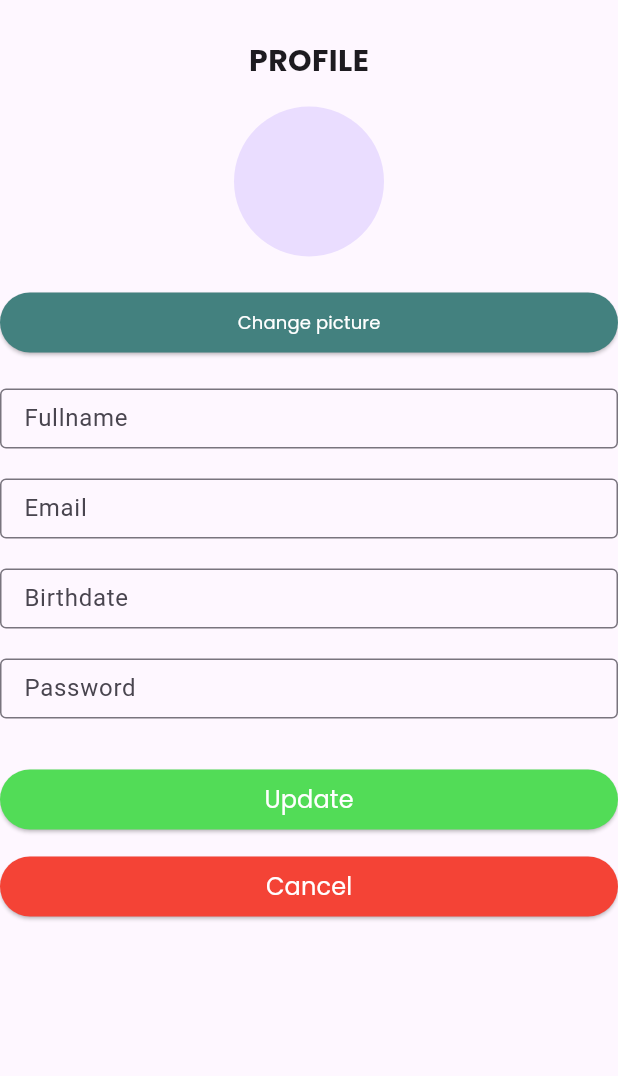
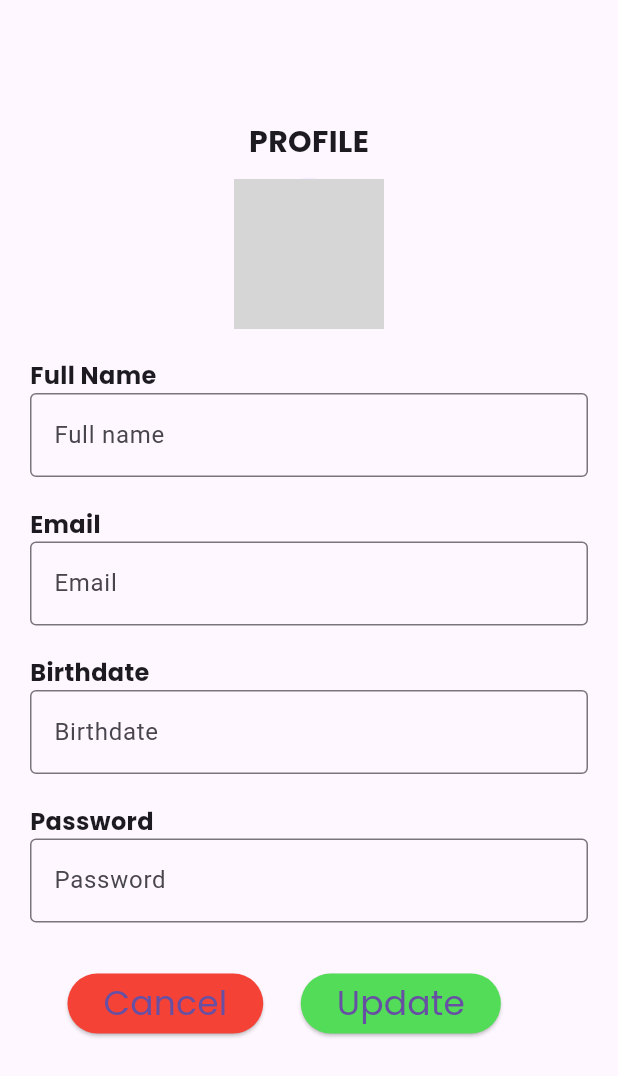
Before and after one commit to ashensn0w/SLAM-Up, a Flutter app: the ProfilePage screen opened directly, after a tap on "Edit Profile", on a phone screen of 412 x 824 dp. Shown: the top 1076 px of the screen. Run offline on Flutter 3.47's test engine with Material 3 defaults, Android fonts, the phone set to English and light mode, and no system bars; our stand-ins replace pie_chart, table_calendar; network calls fail; statements that could not run were skipped; grey boxes are pictures that could not be loaded.

Commit message:
Update profile_page.dart

```diff
--- a/lib/screens/profile_page.dart
+++ b/lib/screens/profile_page.dart
@@ -1,5 +1,3 @@
-// ignore_for_file: prefer_const_literals_to_create_immutables, prefer_const_constructors
-
 import 'package:flutter/material.dart';
 
 class ProfilePage extends StatelessWidget {
@@ -8,7 +6,6 @@ class ProfilePage extends StatelessWidget {
   @override
   Widget build(BuildContext context) {
     return Scaffold(
-
       /*appBar: AppBar(
         title: Text('Profile'),
         actions: [
@@ -18,17 +15,168 @@ class ProfilePage extends StatelessWidget {
           ),
         ],
       ),*/
-
       body: ListView(
         children: [
           SizedBox(
-            height: 60,
-          ),
-          Padding(
-            padding: const EdgeInsets.all(0.0),
+            height: 350,
+            child: ColoredBox(
+              color: Color(0xFF43817F), // Change to your desired color
+
               child: Column(
                 crossAxisAlignment: CrossAxisAlignment.center,
                 children: [
+                  Padding(
+                    padding: EdgeInsets.only(top: 100, bottom: 20),
+                    child: Text('PROFILE',
+                        style: TextStyle(
+                          fontFamily: 'Poppins',
+                          fontWeight: FontWeight.bold,
+                          fontSize: 20,
+                          color: Colors.white,
+                        )),
+                  ),
+                  CircleAvatar(
+                    radius: 50,
+                    backgroundColor: Colors.white,
+                    //backgroundImage:
+                    //AssetImage('assets/images/clothing_icon.png'),
+                  ),
+                  const SizedBox(
+                    height: 20,
+                  ),
+                  Padding(
+                    padding: const EdgeInsets.symmetric(horizontal: 110),
+                    child: ElevatedButton(
+                      onPressed: () {
+                        Navigator.push(
+                          context,
+                          MaterialPageRoute(
+                              builder: (context) => EditProfile()),
+                        );
+                      },
+                      style: ElevatedButton.styleFrom(
+                        primary: Color(0xff153836),
+                        shape: RoundedRectangleBorder(
+                          borderRadius: BorderRadius.circular(10.0),
+                        ),
+                      ),
+                      child: Padding(
+                        padding: const EdgeInsets.all(5.0),
+                        child: Text('Edit Profile',
+                            style: TextStyle(
+                              fontFamily: 'Poppins',
+                              fontSize: 16,
+                              fontWeight: FontWeight.normal,
+                            )),
+                      ),
+                    ),
+                  ),
+                ],
+              ),
+            ),
+          ),
+          const SizedBox(
+            height: 50,
+          ),
+          SizedBox(
+            child: ColoredBox(
+              color: Color(0xffe8e4af), // Change to your desired color
+
+              child: Padding(
+                padding: const EdgeInsets.symmetric(horizontal: 16),
+                child: Text('PERSONAL INFORMATION',
+                    style: TextStyle(
+                      fontFamily: 'Poppins',
+                      fontWeight: FontWeight.bold,
+                      fontSize: 18,
+                    )),
+              ),
+            ),
+          ),
+          Padding(
+            padding: const EdgeInsets.all(16.0),
+            child: Column(
+              crossAxisAlignment: CrossAxisAlignment.start,
+              children: [
+                Text('Name',
+                    style: TextStyle(
+                      fontFamily: 'Poppins',
+                      fontWeight: FontWeight.bold,
+                      fontSize: 20,
+                    )),
+                const SizedBox(height: 4.0),
+                Text('example@email.com',
+                    style: TextStyle(
+                      fontFamily: 'Poppins',
+                      fontWeight: FontWeight.bold,
+                      fontSize: 20,
+                    )),
+                const SizedBox(height: 4.0),
+                Text('1990-01-01',
+                    style: TextStyle(
+                      fontFamily: 'Poppins',
+                      fontWeight: FontWeight.bold,
+                      fontSize: 20,
+                    )),
+                const SizedBox(height: 4.0),
+                Text('Male',
+                    style: TextStyle(
+                      fontFamily: 'Poppins',
+                      fontWeight: FontWeight.bold,
+                      fontSize: 20,
+                    )),
+              ],
+            ),
+          ),
+          SizedBox(
+            height: 20,
+          ),
+          Padding(
+            padding: const EdgeInsets.symmetric(horizontal: 110),
+            child: ElevatedButton(
+              onPressed: () {
+                /* Navigator.push(
+                  context,
+                  MaterialPageRoute(builder: (context) => EditProfile()),
+                );*/
+              },
+              style: ElevatedButton.styleFrom(
+                primary: Color(0xFF43817F),
+                shape: RoundedRectangleBorder(
+                  borderRadius: BorderRadius.circular(10.0),
+                ),
+              ),
+              child: Padding(
+                padding: const EdgeInsets.all(6.0),
+                child: Text('LOG OUT',
+                    style: TextStyle(
+                      fontFamily: 'Poppins',
+                      fontSize: 18,
+                      fontWeight: FontWeight.normal,
+                    )),
+              ),
+            ),
+          ),
+        ],
+      ),
+    );
+  }
+}
+
+class EditProfile extends StatelessWidget {
+  @override
+  Widget build(BuildContext context) {
+    return Scaffold(
+      /*appBar: AppBar(
+        title: Text('Second Page'),
+      ),*/
+      body: Padding(
+        padding: const EdgeInsets.all(20.0),
+        child: Column(children: [
+          SizedBox(
+            height: 60,
+          ),
+          Column(crossAxisAlignment: CrossAxisAlignment.center, children: [
             Text('PROFILE',
                 style: TextStyle(
                   fontFamily: 'Poppins',
@@ -36,7 +184,6 @@ class ProfilePage extends StatelessWidget {
                   fontSize: 20,
                 )),
           ]),
-          ),
           SizedBox(
             height: 10,
           ),
@@ -48,226 +195,96 @@ class ProfilePage extends StatelessWidget {
           SizedBox(
             height: 20,
           ),
-          ElevatedButton(
-            onPressed: () {
-              Navigator.push(
-                context,
-                MaterialPageRoute(builder: (context) => EditProfile()),
-              );
-            },
-            style: ElevatedButton.styleFrom(
-              backgroundColor: Color(0xFF43817F),
-            ),
-            child: Padding(
-              padding: const EdgeInsets.all(
-                5.0,
-              ),
-              child: Text('Edit Profile',
-                  style: TextStyle(
-                    fontFamily: 'Poppins',
-                    fontSize: 16,
-                    fontWeight: FontWeight.normal,
-                    color: Color.fromARGB(255, 255, 255, 255),
-                  )),
-            ),
-          ),
-          SizedBox(
-            height: 10,
-          ),
-          Padding(
-            padding: const EdgeInsets.all(16.0),
-            child: Column(
+          Row(
             crossAxisAlignment: CrossAxisAlignment.start,
             children: [
-                Text('PERSONAL INFORMATION',
+              Text('Full Name',
                   style: TextStyle(
                     fontFamily: 'Poppins',
                     fontWeight: FontWeight.bold,
-                      backgroundColor: Colors.grey,
-                      fontSize: 18,
-                    )),
-                const SizedBox(height: 20.0),
-                Text('Name',
-                    style: TextStyle(
-                      fontFamily: 'Poppins',
-                      fontWeight: FontWeight.bold,
-                    )),
-                const SizedBox(height: 4.0),
-                Text('example@email.com',
-                    style: TextStyle(
-                      fontFamily: 'Poppins',
-                      fontWeight: FontWeight.bold,
-                    )),
-                const SizedBox(height: 4.0),
-                Text('1990-01-01',
-                    style: TextStyle(
-                      fontFamily: 'Poppins',
-                      fontWeight: FontWeight.bold,
-                    )),
-                const SizedBox(height: 4.0),
-                Text('Male',
-                    style: TextStyle(
-                      fontFamily: 'Poppins',
-                      fontWeight: FontWeight.bold,
+                    //backgroundColor: Colors.grey,
+                    fontSize: 16,
                   )),
             ],
           ),
-          ),
-
-
-          SizedBox(
-            height: 20.0,
-          ),
-          ElevatedButton(
-              onPressed: () {},
-              style: ElevatedButton.styleFrom(
-                backgroundColor: Color(0xFF43817F),
-              ),
-              child: Text(
-                'LOG OUT',
-                style: TextStyle(
-                  fontFamily: 'Poppins',
-                  fontWeight: FontWeight.bold,
-                  fontSize: 16,
-                  color: Color.fromARGB(255, 0, 0, 0),
-                ),
-              ))
-        ],
-      ),
-    );
-  }
-}
-
-// ignore: use_key_in_widget_constructors
-class EditProfile extends StatelessWidget {
-  @override
-  Widget build(BuildContext context) {
-    return Scaffold(
-      /*appBar: AppBar(
-        title: Text('Second Page'),
-      ),*/
-      body: ListView(children: [
-        SizedBox(
-          height: 10,
-        ),
-        Padding(
-          padding: const EdgeInsets.all(16.0),
-          child:
-              Column(crossAxisAlignment: CrossAxisAlignment.center, children: [
-            Text('PROFILE',
-                style: TextStyle(
-                  fontFamily: 'Poppins',
-                  fontWeight: FontWeight.bold,
-                  fontSize: 20,
-                )),
-          ]),
-        ),
-        SizedBox(
-          height: 0,
-        ),
-        CircleAvatar(
-          radius: 50,
-          //backgroundImage: AssetImage('lib/assets/images/img.jpg'),
-        ),
-        SizedBox(
-          height: 20,
-        ),
-        ElevatedButton(
-          onPressed: () {
-            Navigator.push(
-              context,
-              MaterialPageRoute(builder: (context) => EditProfile()),
-            );
-          },
-          style: ElevatedButton.styleFrom(
-            backgroundColor: Color(0xFF43817F),
-          ),
-          child: Padding(
-            padding: const EdgeInsets.all(
-              5.0,
-            ),
-            child: Text('Change picture',
-                style: TextStyle(
-                  fontFamily: 'Poppins',
-                  fontSize: 12,
-                  fontWeight: FontWeight.normal,
-                  color: Color.fromARGB(255, 255, 255, 255),
-                )),
+          TextField(
+            decoration: InputDecoration(
+              labelText: 'Full name', // Optional label
+              border: OutlineInputBorder(), // Optional border
             ),
           ),
           SizedBox(
             height: 20,
           ),
-        SizedBox(
-          width: 50, // Desired width
-          height: 40, // Desired height
-          child: TextField(
+          Row(
+            crossAxisAlignment: CrossAxisAlignment.start,
+            children: [
+              Text('Email',
+                  style: TextStyle(
+                    fontFamily: 'Poppins',
+                    fontWeight: FontWeight.bold,
+                    //backgroundColor: Colors.grey,
+                    fontSize: 16,
+                  )),
+            ],
+          ),
+          TextField(
             decoration: InputDecoration(
-              labelText: 'Fullname', // Optional label
+              labelText: 'Email', // Optional label
               border: OutlineInputBorder(), // Optional border
-            ),
             ),
           ),
           SizedBox(
             height: 20,
           ),
-        SizedBox(
-          width: 50, // Desired width
-          height: 40, // Desired height
-          child: TextField(
+          Row(
+            crossAxisAlignment: CrossAxisAlignment.start,
+            children: [
+              Text('Birthdate',
+                  style: TextStyle(
+                    fontFamily: 'Poppins',
+                    fontWeight: FontWeight.bold,
+                    //backgroundColor: Colors.grey,
+                    fontSize: 16,
+                  )),
+            ],
+          ),
+          TextField(
             decoration: InputDecoration(
-              labelText: 'Email', // Optional label
+              labelText: 'Birthdate', // Optional label
               border: OutlineInputBorder(), // Optional border
-            ),
             ),
           ),
           SizedBox(
             height: 20,
           ),
-        SizedBox(
-          width: 50, // Desired width
-          height: 40, // Desired height
-          child: TextField(
-            decoration: InputDecoration(
-              labelText: 'Birthdate', // Optional label
-              border: OutlineInputBorder(), // Optional border
+          Row(
+            crossAxisAlignment: CrossAxisAlignment.start,
+            children: [
+              Text('Password',
+                  style: TextStyle(
+                    fontFamily: 'Poppins',
+                    fontWeight: FontWeight.bold,
+                    //backgroundColor: Colors.grey,
+                    fontSize: 16,
+                  )),
+            ],
           ),
-          ),
-        ),
-        SizedBox(
-          height: 20,
-        ),
-        SizedBox(
-          width: 50, // Desired width
-          height: 40, // Desired height
-          child: TextField(
+          TextField(
             decoration: InputDecoration(
               labelText: 'Password', // Optional label
               border: OutlineInputBorder(), // Optional border
             ),
           ),
-        ),
           SizedBox(
             height: 30,
           ),
-        ElevatedButton(
-            onPressed: () {},
-            style: ElevatedButton.styleFrom(
-              backgroundColor: Color(0xff52dc57),
-            ),
-            child: Text(
-              'Update',
-              style: TextStyle(
-                fontFamily: 'Poppins',
-                fontWeight: FontWeight.normal,
-                fontSize: 16,
-                color: Color.fromARGB(255, 255, 255, 255),
-              ),
-            )),
-        SizedBox(
-          height: 10,
-        ),
-        ElevatedButton(
+          Row(
+            crossAxisAlignment: CrossAxisAlignment.start,
+            children: [
+              Padding(
+                padding: const EdgeInsets.symmetric(horizontal: 25),
+                child: ElevatedButton(
                     onPressed: () {
                       Navigator.push(
                         context,
@@ -275,18 +292,34 @@ class EditProfile extends StatelessWidget {
                       );
                     },
                     style: ElevatedButton.styleFrom(
-              backgroundColor: Colors.red,
+                      primary: Colors.red,
                     ),
                     child: Text(
                       'Cancel',
                       style: TextStyle(
                         fontFamily: 'Poppins',
                         fontWeight: FontWeight.normal,
-                fontSize: 16,
-                color: Color.fromARGB(255, 255, 255, 255),
+                        fontSize: 23,
                       ),
-            ))
+                    )),
+              ),
+              ElevatedButton(
+                  onPressed: () {},
+                  style: ElevatedButton.styleFrom(
+                    primary: Color(0xff52dc57),
+                  ),
+                  child: Text(
+                    'Update',
+                    style: TextStyle(
+                      fontFamily: 'Poppins',
+                      fontWeight: FontWeight.normal,
+                      fontSize: 23,
+                    ),
+                  )),
+            ],
+          ),
         ]),
+      ),
     );
   }
 }
```
Lines whose indentation alone changed are shown as unchanged.
